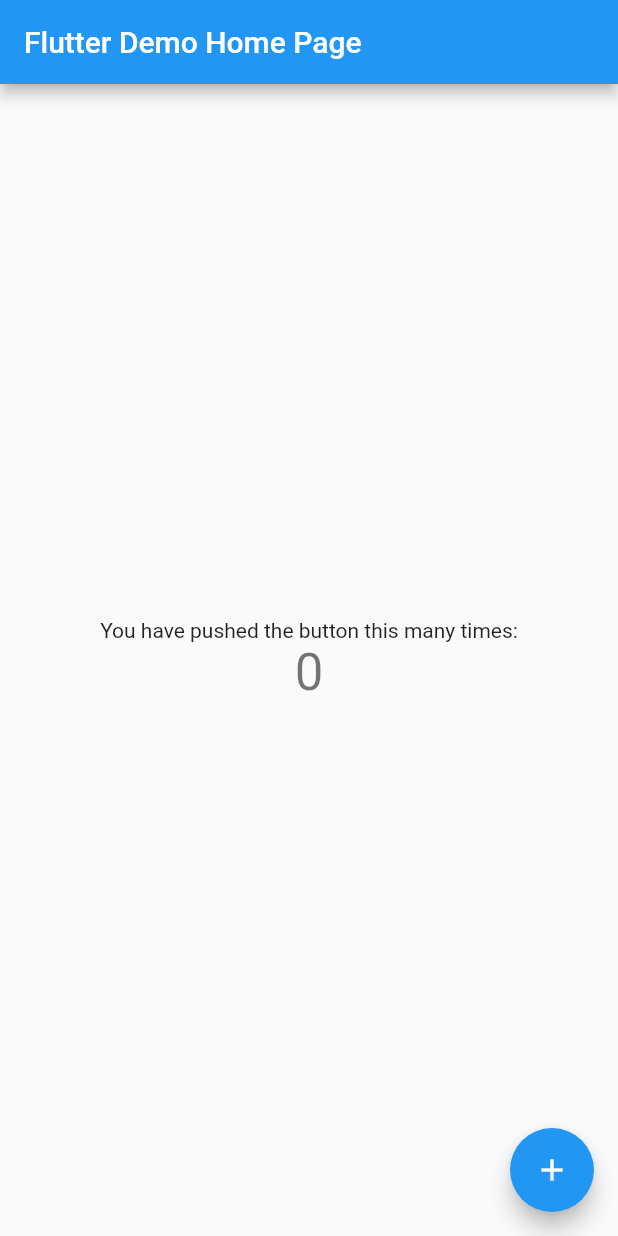
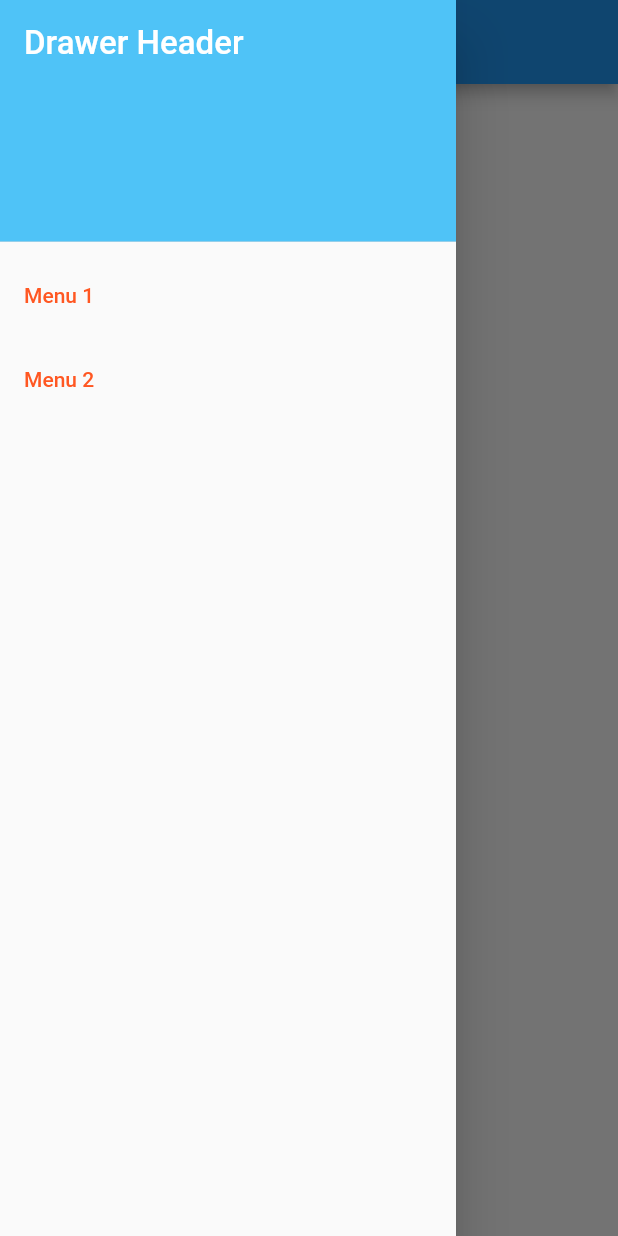
Before and after one commit to ashwinijad/Flutter, a Flutter app: the screen it shows after launch, with the side drawer open (before the commit the screen has no drawer), on a phone screen of 412 x 824 dp. Run offline on Flutter 3.47's test engine with Material 2 defaults, Android fonts, the phone set to English and light mode, and no system bars.

Commit message:
edited main.dart

```diff
--- a/NavigationDrawerFlutter/nav_drawer/lib/main.dart
+++ b/NavigationDrawerFlutter/nav_drawer/lib/main.dart
@@ -1,113 +1,109 @@
 import 'package:flutter/material.dart';
-
-void main() {
-  runApp(MyApp());
-}
+void main() => runApp(MyApp());
 
 class MyApp extends StatelessWidget {
-  // This widget is the root of your application.
+  final appTitle = 'My First Flutter App';
+
   @override
   Widget build(BuildContext context) {
     return MaterialApp(
-      title: 'Flutter Demo',
-      theme: ThemeData(
-        // This is the theme of your application.
-        //
-        // Try running your application with "flutter run". You'll see the
-        // application has a blue toolbar. Then, without quitting the app, try
-        // changing the primarySwatch below to Colors.green and then invoke
-        // "hot reload" (press "r" in the console where you ran "flutter run",
-        // or simply save your changes to "hot reload" in a Flutter IDE).
-        // Notice that the counter didn't reset back to zero; the application
-        // is not restarted.
-        primarySwatch: Colors.blue,
-      ),
-      home: MyHomePage(title: 'Flutter Demo Home Page'),
+      title: appTitle,
+      home: MyHomePage(title: appTitle),
     );
   }
 }
 
-class MyHomePage extends StatefulWidget {
-  MyHomePage({Key key, this.title}) : super(key: key);
-
-  // This widget is the home page of your application. It is stateful, meaning
-  // that it has a State object (defined below) that contains fields that affect
-  // how it looks.
-
-  // This class is the configuration for the state. It holds the values (in this
-  // case the title) provided by the parent (in this case the App widget) and
-  // used by the build method of the State. Fields in a Widget subclass are
-  // always marked "final".
-
+class MyHomePage extends StatelessWidget {
   final String title;
 
-  @override
-  _MyHomePageState createState() => _MyHomePageState();
-}
-
-class _MyHomePageState extends State<MyHomePage> {
-  int _counter = 0;
-
-  void _incrementCounter() {
-    setState(() {
-      // This call to setState tells the Flutter framework that something has
-      // changed in this State, which causes it to rerun the build method below
-      // so that the display can reflect the updated values. If we changed
-      // _counter without calling setState(), then the build method would not be
-      // called again, and so nothing would appear to happen.
-      _counter++;
-    });
-  }
+  MyHomePage({Key key, this.title}) : super(key: key);
 
   @override
   Widget build(BuildContext context) {
-    // This method is rerun every time setState is called, for instance as done
-    // by the _incrementCounter method above.
-    //
-    // The Flutter framework has been optimized to make rerunning build methods
-    // fast, so that you can just rebuild anything that needs updating rather
-    // than having to individually change instances of widgets.
     return Scaffold(
-      appBar: AppBar(
-        // Here we take the value from the MyHomePage object that was created by
-        // the App.build method, and use it to set our appbar title.
-        title: Text(widget.title),
-      ),
-      body: Center(
-        // Center is a layout widget. It takes a single child and positions it
-        // in the middle of the parent.
-        child: Column(
-          // Column is also a layout widget. It takes a list of children and
-          // arranges them vertically. By default, it sizes itself to fit its
-          // children horizontally, and tries to be as tall as its parent.
-          //
-          // Invoke "debug painting" (press "p" in the console, choose the
-          // "Toggle Debug Paint" action from the Flutter Inspector in Android
-          // Studio, or the "Toggle Debug Paint" command in Visual Studio Code)
-          // to see the wireframe for each widget.
-          //
-          // Column has various properties to control how it sizes itself and
-          // how it positions its children. Here we use mainAxisAlignment to
-          // center the children vertically; the main axis here is the vertical
-          // axis because Columns are vertical (the cross axis would be
-          // horizontal).
-          mainAxisAlignment: MainAxisAlignment.center,
+      appBar: AppBar(title: Text(title)),
+      body: Center(child: Text('My Page!')),
+      drawer: Drawer(
+        // Add a ListView to the drawer. This ensures the user can scroll
+        // through the options in the Drawer if there isn't enough vertical
+        // space to fit everything.
+        child: ListView(
+          // Important: Remove any padding from the ListView.
+          padding: EdgeInsets.zero,
           children: <Widget>[
-            Text(
-              'You have pushed the button this many times:',
+            DrawerHeader(
+              child: Text(
+                'Drawer Header',
+                style: TextStyle(color: Colors.white, fontSize: 22),),
+              decoration: BoxDecoration(
+                color: Colors.lightBlue[300],
+              ),
             ),
-            Text(
-              '$_counter',
-              style: Theme.of(context).textTheme.headline4,
+            ListTile(
+              title: Text('Menu 1', style: TextStyle(color: Colors.deepOrange),),
+              onTap: () {
+                // Update the state of the app
+                // ...
+                // Then close the drawer
+                Navigator.pushReplacement(
+                  context,
+                  MaterialPageRoute(builder: (context) => Menu1Page()),
+                );
+              },
+            ),
+            ListTile(
+              title: Text('Menu 2', style: TextStyle(color: Colors.deepOrange),),
+              onTap: () {
+                // Update the state of the app
+                // ...
+                // Then close the drawer
+                Navigator.push(
+                  context,
+                  MaterialPageRoute(builder: (context) => Menu2Page()),
+                );
+              },
             ),
           ],
         ),
       ),
-      floatingActionButton: FloatingActionButton(
-        onPressed: _incrementCounter,
-        tooltip: 'Increment',
-        child: Icon(Icons.add),
-      ), // This trailing comma makes auto-formatting nicer for build methods.
     );
   }
 }
+
+class Menu1Page extends StatelessWidget {
+  @override
+  Widget build(BuildContext context) {
+    return Scaffold(
+      appBar: AppBar(
+        title: Text("Menu 1 Page"),
+      ),
+      body: Center(
+        child: RaisedButton(
+          onPressed: () {
+            Navigator.pop(context);
+          },
+          child: Text('Go back!'),
+        ),
+      ),
+    );
+  }
+}
+
+class Menu2Page extends StatelessWidget {
+  @override
+  Widget build(BuildContext context) {
+    return Scaffold(
+      appBar: AppBar(
+        title: Text("Menu 2 Page"),
+      ),
+      body: Center(
+        child: RaisedButton(
+          onPressed: () {
+            Navigator.pop(context);
+          },
+          child: Text('Go back!'),
+        ),
+      ),
+    );
+  }
+}
```
